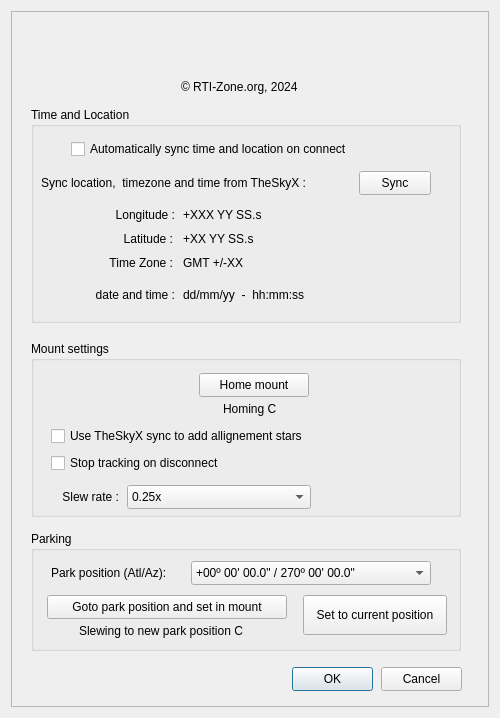
Before: the Qt Designer form OnStep.ui in rpineau/OnStep, drawn with Qt 5.
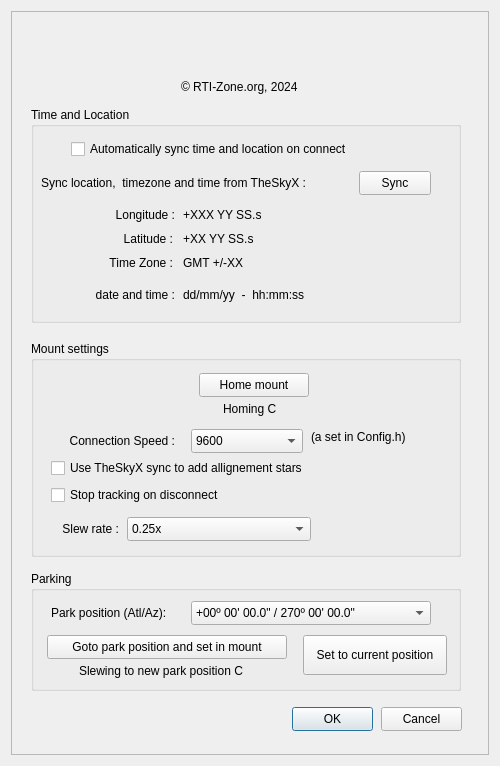
After: the same form once the commit is applied. Icons and pictures are not drawn. Custom widgets are drawn as their Qt base class.

Commit message: Added an option to configure the default connection speed

Diff of the .ui file:
```diff
--- a/OnStep.ui
+++ b/OnStep.ui
@@ -7,7 +7,7 @@
     <x>0</x>
     <y>0</y>
     <width>500</width>
-    <height>718</height>
+    <height>766</height>
    </rect>
   </property>
   <property name="sizePolicy">
@@ -19,13 +19,13 @@
   <property name="minimumSize">
    <size>
     <width>500</width>
-    <height>718</height>
+    <height>766</height>
    </size>
   </property>
   <property name="maximumSize">
    <size>
     <width>500</width>
-    <height>718</height>
+    <height>766</height>
    </size>
   </property>
   <property name="windowTitle">
@@ -71,7 +71,7 @@
       <property name="geometry">
        <rect>
         <x>281</x>
-        <y>656</y>
+        <y>696</y>
         <width>81</width>
         <height>24</height>
        </rect>
@@ -87,7 +87,7 @@
       <property name="geometry">
        <rect>
         <x>370</x>
-        <y>656</y>
+        <y>696</y>
         <width>81</width>
         <height>24</height>
        </rect>
@@ -308,7 +308,7 @@
         <x>20</x>
         <y>330</y>
         <width>430</width>
-        <height>176</height>
+        <height>216</height>
        </rect>
       </property>
       <property name="title">
@@ -331,7 +331,7 @@
        <property name="geometry">
         <rect>
          <x>20</x>
-         <y>112</y>
+         <y>144</y>
          <width>200</width>
          <height>20</height>
         </rect>
@@ -344,7 +344,7 @@
        <property name="geometry">
         <rect>
          <x>20</x>
-         <y>80</y>
+         <y>112</y>
          <width>300</width>
          <height>30</height>
         </rect>
@@ -357,7 +357,7 @@
        <property name="geometry">
         <rect>
          <x>96</x>
-         <y>144</y>
+         <y>176</y>
          <width>184</width>
          <height>24</height>
         </rect>
@@ -417,7 +417,7 @@
        <property name="geometry">
         <rect>
          <x>16</x>
-         <y>144</y>
+         <y>176</y>
          <width>72</width>
          <height>24</height>
         </rect>
@@ -442,12 +442,81 @@
         <string>Homing C</string>
        </property>
       </widget>
+      <widget class="QComboBox" name="comboBox_3">
+       <property name="geometry">
+        <rect>
+         <x>160</x>
+         <y>88</y>
+         <width>112</width>
+         <height>24</height>
+        </rect>
+       </property>
+       <item>
+        <property name="text">
+         <string>9600</string>
+        </property>
+       </item>
+       <item>
+        <property name="text">
+         <string>19200</string>
+        </property>
+       </item>
+       <item>
+        <property name="text">
+         <string>57600</string>
+        </property>
+       </item>
+       <item>
+        <property name="text">
+         <string>115200</string>
+        </property>
+       </item>
+       <item>
+        <property name="text">
+         <string>230400</string>
+        </property>
+       </item>
+       <item>
+        <property name="text">
+         <string>460800</string>
+        </property>
+       </item>
+      </widget>
+      <widget class="QLabel" name="label_6">
+       <property name="geometry">
+        <rect>
+         <x>16</x>
+         <y>88</y>
+         <width>128</width>
+         <height>24</height>
+        </rect>
+       </property>
+       <property name="text">
+        <string>Connection Speed :</string>
+       </property>
+       <property name="alignment">
+        <set>Qt::AlignRight|Qt::AlignTrailing|Qt::AlignVCenter</set>
+       </property>
+      </widget>
+      <widget class="QLabel" name="label_7">
+       <property name="geometry">
+        <rect>
+         <x>280</x>
+         <y>88</y>
+         <width>128</width>
+         <height>16</height>
+        </rect>
+       </property>
+       <property name="text">
+        <string>(a set in Config.h)</string>
+       </property>
+      </widget>
      </widget>
      <widget class="QGroupBox" name="groupBox_3">
       <property name="geometry">
        <rect>
         <x>20</x>
-        <y>520</y>
+        <y>560</y>
         <width>430</width>
         <height>120</height>
        </rect>
```
The commit also changes 4 other files.
